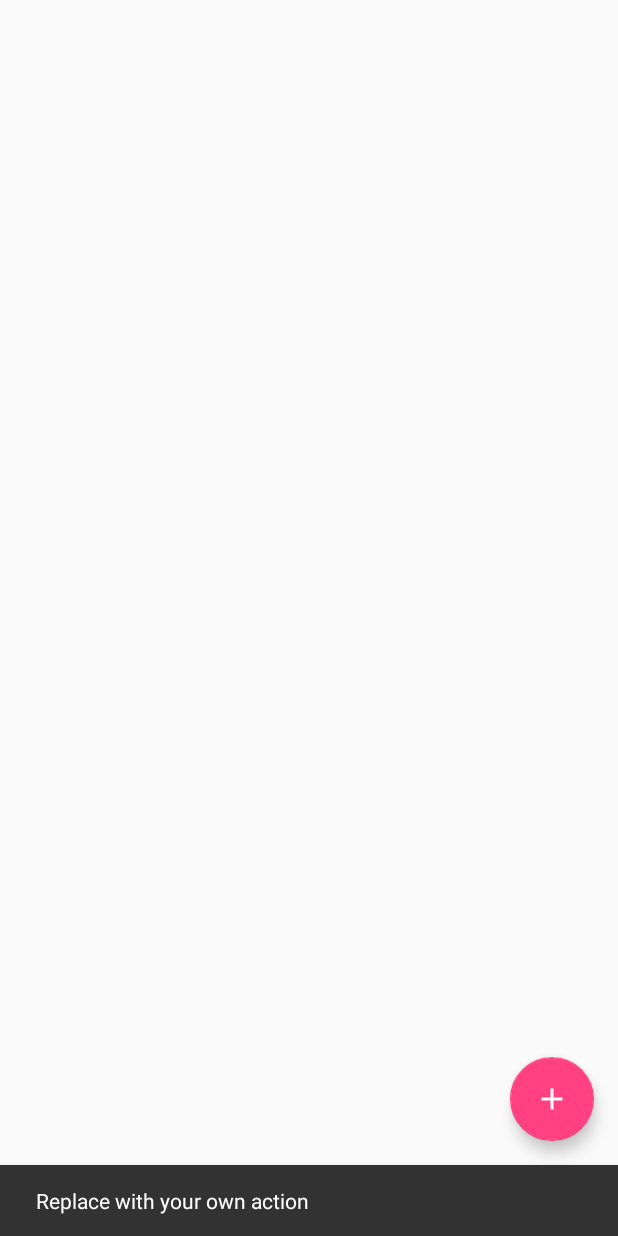
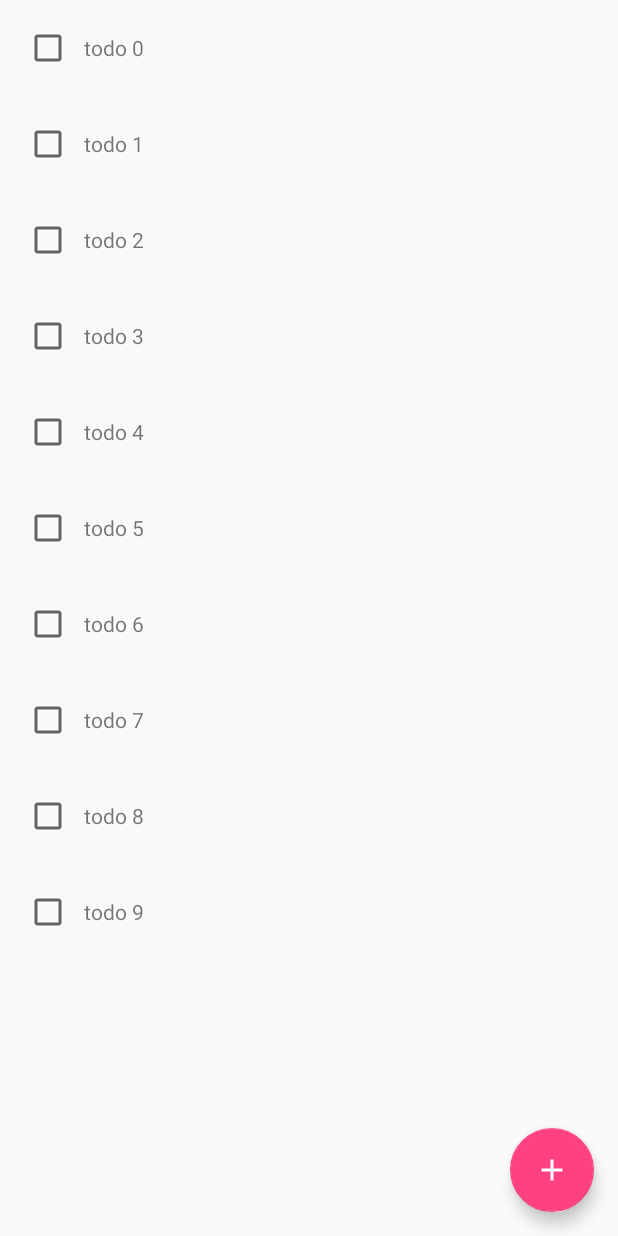
Before and after one commit to jm-yu/myToDoList-Refactored, an Android app: the screen it shows after launch (MainActivity), after a tap on an icon or button, on a phone screen of 412 x 824 dp. Run offline under Robolectric (Android 15) with nearby library versions, the phone set to English and light mode, and no system bars.

Commit message:
simple_list

```diff
--- a/app/build.gradle
+++ b/app/build.gradle
@@ -16,10 +16,14 @@ android {
             proguardFiles getDefaultProguardFile('proguard-android.txt'), 'proguard-rules.pro'
         }
     }
+    compileOptions {
+        sourceCompatibility JavaVersion.VERSION_1_8
+        targetCompatibility JavaVersion.VERSION_1_8
+    }
 }
 
 dependencies {
-    implementation fileTree(dir: 'libs', include: ['*.jar'])
+    implementation fileTree(include: ['*.jar'], dir: 'libs')
     implementation 'com.android.support:appcompat-v7:26.1.0'
     implementation 'com.android.support.constraint:constraint-layout:1.0.2'
     implementation 'com.android.support:design:26.1.0'
--- a/app/src/main/java/jmyu/ufl/edu/mytodolist/MainActivity.java
+++ b/app/src/main/java/jmyu/ufl/edu/mytodolist/MainActivity.java
@@ -1,13 +1,21 @@
 package jmyu.ufl.edu.mytodolist;
 
+import jmyu.ufl.edu.mytodolist.models.*;
+import jmyu.ufl.edu.mytodolist.utils.*;
 import android.os.Bundle;
+import android.support.annotation.NonNull;
 import android.support.design.widget.FloatingActionButton;
-import android.support.design.widget.Snackbar;
 import android.support.v7.app.AppCompatActivity;
 import android.support.v7.widget.Toolbar;
 import android.view.View;
 import android.view.Menu;
 import android.view.MenuItem;
+import android.widget.LinearLayout;
+import android.widget.TextView;
+import android.widget.Toast;
+
+import java.util.ArrayList;
+import java.util.List;
 
 public class MainActivity extends AppCompatActivity {
 
@@ -15,38 +23,35 @@ public class MainActivity extends AppCompatActivity {
     protected void onCreate(Bundle savedInstanceState) {
         super.onCreate(savedInstanceState);
         setContentView(R.layout.activity_main);
-        Toolbar toolbar = (Toolbar) findViewById(R.id.toolbar);
-        setSupportActionBar(toolbar);
 
         FloatingActionButton fab = (FloatingActionButton) findViewById(R.id.fab);
-        fab.setOnClickListener(new View.OnClickListener() {
-            @Override
-            public void onClick(View view) {
-                Snackbar.make(view, "Replace with your own action", Snackbar.LENGTH_LONG)
-                        .setAction("Action", null).show();
-            }
+        fab.setOnClickListener((view) -> {
+            Toast.makeText(MainActivity.this, "Fab clicked", Toast.LENGTH_LONG).show();
         });
+        setupUI(mockData());
+    }
+    private void setupUI(@NonNull List<Todo> todos) {
+        LinearLayout linearLayout = (LinearLayout) findViewById(R.id.main_list_container);
+        linearLayout.removeAllViews();
+
+        for (Todo todo : todos) {
+            View view = getListItemView(todo);
+            linearLayout.addView(view);
+        }
+    }
+    private View getListItemView(@NonNull Todo todo) {
+        View view = getLayoutInflater().inflate(R.layout.main_list_item, null);
+        ((TextView) view.findViewById(R.id.main_list_item_text)).setText(todo.text);
+        return view;
     }
 
-    @Override
-    public boolean onCreateOptionsMenu(Menu menu) {
-        // Inflate the menu; this adds items to the action bar if it is present.
-        getMenuInflater().inflate(R.menu.menu_main, menu);
-        return true;
-    }
 
-    @Override
-    public boolean onOptionsItemSelected(MenuItem item) {
-        // Handle action bar item clicks here. The action bar will
-        // automatically handle clicks on the Home/Up button, so long
-        // as you specify a parent activity in AndroidManifest.xml.
-        int id = item.getItemId();
 
-        //noinspection SimplifiableIfStatement
-        if (id == R.id.action_settings) {
-            return true;
+    private List<Todo> mockData() {
+        List<Todo> list = new ArrayList<>();
+        for (int i = 0; i < 10; ++i) {
+            list.add(new Todo("todo " + i, DateUtils.stringToDate("2015 7 29 0:00")));
         }
-
-        return super.onOptionsItemSelected(item);
+        return list;
     }
 }
--- /dev/null
+++ b/app/src/main/java/jmyu/ufl/edu/mytodolist/models/Todo.java
@@ -0,0 +1,49 @@
+package jmyu.ufl.edu.mytodolist.models;
+
+import android.os.Parcel;
+import android.os.Parcelable;
+
+import java.util.Date;
+
+/**
+ * Created by jmyu on 2/18/18.
+ */
+
+public class Todo implements Parcelable{
+    public String text;
+
+    public Date remindDate;
+
+    public Todo(String text, Date remindDate) {
+        this.text = text;
+        this.remindDate = remindDate;
+    }
+
+    protected Todo(Parcel in) {
+        text = in.readString();
+        remindDate = new Date(in.readLong());
+    }
+
+    public static final Parcelable.Creator<Todo> CREATOR = new Parcelable.Creator<Todo>() {
+        @Override
+        public Todo createFromParcel(Parcel in) {
+            return new Todo(in);
+        }
+
+        @Override
+        public Todo[] newArray(int size) {
+            return new Todo[size];
+        }
+    };
+
+    @Override
+    public int describeContents() {
+        return 0;
+    }
+
+    @Override
+    public void writeToParcel(Parcel dest, int flags) {
+        dest.writeString(text);
+        dest.writeLong(remindDate.getTime());
+    }
+}
--- /dev/null
+++ b/app/src/main/java/jmyu/ufl/edu/mytodolist/utils/DateUtils.java
@@ -0,0 +1,32 @@
+package jmyu.ufl.edu.mytodolist.utils;
+
+import android.support.annotation.NonNull;
+
+import java.text.DateFormat;
+import java.text.ParseException;
+import java.text.SimpleDateFormat;
+import java.util.Calendar;
+import java.util.Date;
+import java.util.Locale;
+
+/**
+ * Created by jmyu on 2/18/18.
+ */
+
+public class DateUtils {
+    private static DateFormat dateFormat = new SimpleDateFormat("yyyy MM dd HH:mm", Locale.getDefault());
+
+    @NonNull
+    public static Date stringToDate(@NonNull String string) {
+        try {
+            return dateFormat.parse(string);
+        } catch (ParseException e) {
+            return Calendar.getInstance().getTime();
+        }
+    }
+
+    @NonNull
+    public static String dateToString(@NonNull Date date) {
+        return dateFormat.format(date);
+    }
+}
--- a/app/src/main/res/layout/activity_main.xml
+++ b/app/src/main/res/layout/activity_main.xml
@@ -5,7 +5,17 @@
     android:layout_height="match_parent"
     tools:context="jmyu.ufl.edu.mytodolist.MainActivity">
 
+    <ScrollView
+        android:layout_width="match_parent"
+        android:layout_height="match_parent">
 
+        <LinearLayout
+            android:id="@+id/main_list_container"
+            android:layout_width="match_parent"
+            android:layout_height="wrap_content"
+            android:orientation="vertical"/>
+
+    </ScrollView>
     <android.support.design.widget.FloatingActionButton
         android:id="@+id/fab"
         android:layout_width="wrap_content"
--- a/app/src/main/res/layout/main_list_item.xml
+++ b/app/src/main/res/layout/main_list_item.xml
@@ -12,6 +12,7 @@
         android:layout_height="wrap_content" />
 
     <TextView
+        android:id="@+id/main_list_item_text"
         android:layout_width="wrap_content"
         android:layout_height="wrap_content"
         android:layout_marginLeft="8dp"
```
